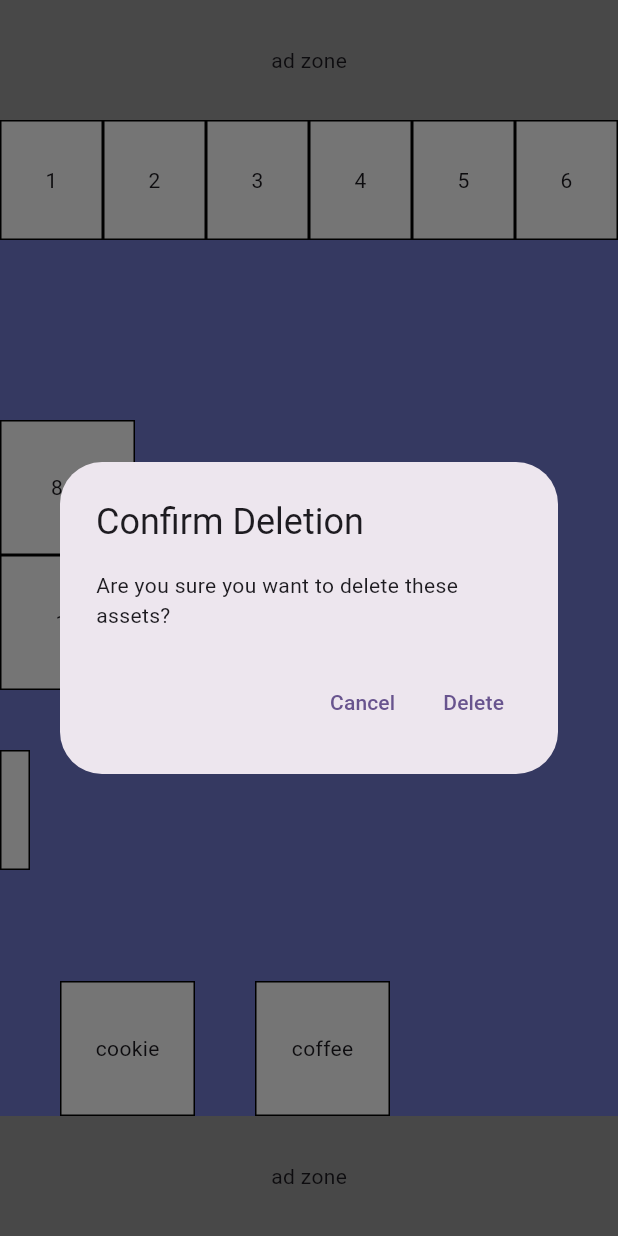
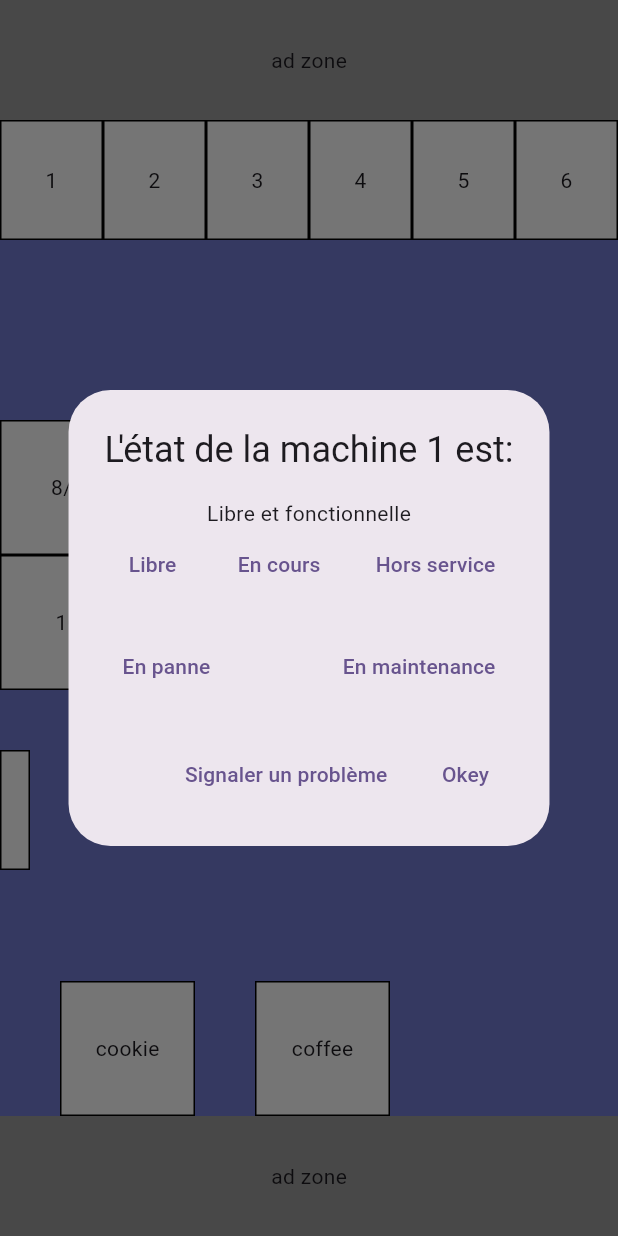
Before and after one commit to Abderrahmane07/Laverie, a Flutter app: the screen it shows after launch, after a tap on an icon or button, on a phone screen of 412 x 824 dp. Run offline on Flutter 3.47's test engine with Material 2 defaults, Android fonts, the phone set to English and light mode, and no system bars.

Commit message:
better dialog

```diff
--- a/lib/machine_button_widget.dart
+++ b/lib/machine_button_widget.dart
@@ -19,19 +19,53 @@ class MachineButton extends StatelessWidget {
         context: context,
         builder: (BuildContext context) {
           return AlertDialog(
-            title: const Text(
-              'Confirm Deletion',
+            title: Text(
+              "L'état de la machine $machineNumber est:",
             ),
-            content: const Text(
-              'Are you sure you want to delete these assets?',
+            content: Column(
+              mainAxisSize: MainAxisSize.min,
+              children: [
+                const Text("Libre et fonctionnelle"),
+                Row(
+                  mainAxisAlignment: MainAxisAlignment.spaceBetween,
+                  children: [
+                    TextButton(
+                      child: const Text('Libre'),
+                      onPressed: () {},
+                    ),
+                    TextButton(
+                      child: const Text('En cours'),
+                      onPressed: () {},
+                    ),
+                    TextButton(
+                      child: const Text('Hors service'),
+                      onPressed: () {},
+                    ),
+                  ],
+                ),
+                const SizedBox(height: 20),
+                Row(
+                  mainAxisAlignment: MainAxisAlignment.spaceBetween,
+                  children: [
+                    TextButton(
+                      child: const Text('En panne'),
+                      onPressed: () {},
+                    ),
+                    TextButton(
+                      child: const Text('En maintenance'),
+                      onPressed: () {},
+                    ),
+                  ],
+                ),
+              ],
             ),
             actions: [
               TextButton(
-                child: const Text('Cancel'),
+                child: const Text('Signaler un problème'),
                 onPressed: () {},
               ),
               TextButton(
-                child: const Text('Delete'),
+                child: const Text('Okey'),
                 onPressed: () {},
               ),
             ],
```
